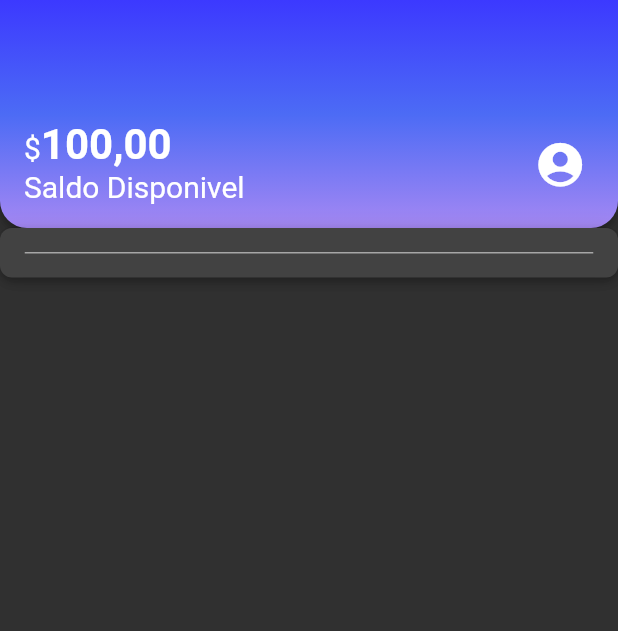
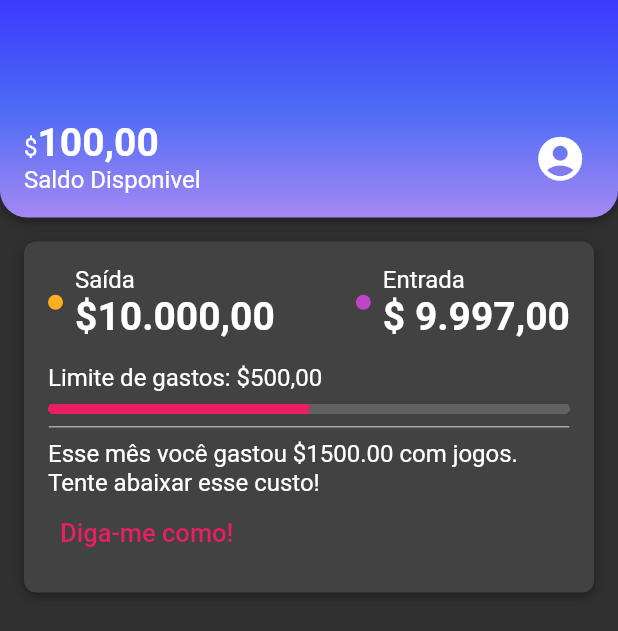
Before and after one commit to bath0ry/mybank_flutter, a Flutter app: the screen it shows after launch, on a phone screen of 412 x 824 dp. Shown: the top 631 px of the screen. Run offline on Flutter 3.47's test engine with Material 2 defaults, Android fonts, the light colour scheme and no system bars.

Commit message:
add content in recent activity widget/customize box card

```diff
--- a/lib/Home/home_page.dart
+++ b/lib/Home/home_page.dart
@@ -1,6 +1,7 @@
 import 'package:alubank_flutter/components/box_home_widget.dart';
 import 'package:alubank_flutter/components/division_widget.dart';
 import 'package:alubank_flutter/components/dot_widget.dart';
+import 'package:alubank_flutter/components/recent_activity_widget.dart';
 import 'package:alubank_flutter/components/view/header_widget.dart';
 import 'package:alubank_flutter/theme/theme_colors.dart';
 import 'package:flutter/material.dart';
@@ -12,13 +13,7 @@ class HomePage extends StatelessWidget {
   Widget build(BuildContext context) {
     return Scaffold(
       body: Column(
-        children: [
-          Header(),
-          BoxHome(
-              boxComponent: Column(
-            children: [DivisionWidget()],
-          ))
-        ],
+        children: [Header(), RecentActivity()],
       ),
     );
   }
--- a/lib/components/box_home_widget.dart
+++ b/lib/components/box_home_widget.dart
@@ -1,7 +1,4 @@
-import 'package:flutter/cupertino.dart';
 import 'package:flutter/material.dart';
-import 'package:flutter/src/widgets/container.dart';
-import 'package:flutter/src/widgets/framework.dart';
 
 class BoxHome extends StatelessWidget {
   final Widget boxComponent; //passando por parametro
@@ -15,7 +12,7 @@ class BoxHome extends StatelessWidget {
           boxShadow: kElevationToShadow[4],
           borderRadius: BorderRadius.circular(8),
           color: Theme.of(context).cardColor),
-      padding: EdgeInsets.all(16),
+      padding: const EdgeInsets.all(16),
     );
   }
 }
--- a/lib/components/division_widget.dart
+++ b/lib/components/division_widget.dart
@@ -1,7 +1,5 @@
 import 'package:alubank_flutter/theme/theme_colors.dart';
 import 'package:flutter/cupertino.dart';
-import 'package:flutter/src/widgets/container.dart';
-import 'package:flutter/src/widgets/framework.dart';
 
 class DivisionWidget extends StatelessWidget {
   const DivisionWidget({super.key});
--- a/lib/components/recent_activity_widget.dart
+++ b/lib/components/recent_activity_widget.dart
@@ -1,5 +1,9 @@
 import 'package:alubank_flutter/components/box_home_widget.dart';
+import 'package:alubank_flutter/components/division_widget.dart';
+import 'package:alubank_flutter/components/dot_widget.dart';
+import 'package:alubank_flutter/theme/theme_colors.dart';
 import 'package:flutter/cupertino.dart';
+import 'package:flutter/material.dart';
 import 'package:flutter/src/widgets/container.dart';
 import 'package:flutter/src/widgets/framework.dart';
 
@@ -8,7 +12,7 @@ class RecentActivity extends StatelessWidget {
 
   @override
   Widget build(BuildContext context) {
-    return Padding(
+    return const Padding(
       padding: EdgeInsets.all(16),
       child: BoxHome(boxComponent: _RecentActivityContent()),
     );
@@ -21,10 +25,82 @@ class _RecentActivityContent extends StatelessWidget {
   @override
   Widget build(BuildContext context) {
     return Column(
+      crossAxisAlignment: CrossAxisAlignment.start,
       children: [
         Row(
-          children: [],
-        )
+          mainAxisAlignment: MainAxisAlignment.spaceBetween,
+          children: [
+            Row(
+              children: [
+                Padding(
+                  padding: const EdgeInsets.only(right: 8),
+                  child: DotWidget(color: ThemeColors.recentActivity['spent']),
+                ),
+                Column(
+                  crossAxisAlignment: CrossAxisAlignment.start,
+                  children: [
+                    Text(
+                      'Saída',
+                      style: Theme.of(context).textTheme.bodyMedium,
+                    ),
+                    Text(
+                      '\$10.000,00',
+                      style: Theme.of(context).textTheme.bodyLarge,
+                    )
+                  ],
+                )
+              ],
+            ),
+            Row(
+              children: [
+                Padding(
+                  padding: const EdgeInsets.only(right: 8),
+                  child: DotWidget(color: ThemeColors.recentActivity['income']),
+                ),
+                Column(
+                  crossAxisAlignment: CrossAxisAlignment.start,
+                  children: [
+                    Text(
+                      'Entrada',
+                      style: Theme.of(context).textTheme.bodyMedium,
+                    ),
+                    Text(
+                      '\$ 9.997,00',
+                      style: Theme.of(context).textTheme.bodyLarge,
+                    )
+                  ],
+                )
+              ],
+            ),
+          ],
+        ),
+        const Padding(
+          padding: EdgeInsets.only(top: 16, bottom: 8),
+          child: Text(
+            'Limite de gastos: \$500,00',
+          ),
+        ),
+        Container(
+          clipBehavior: Clip.hardEdge,
+          decoration: const BoxDecoration(
+              borderRadius: BorderRadius.all(Radius.circular(20))),
+          child: const LinearProgressIndicator(
+            value: 0.5,
+            minHeight: 7,
+          ),
+        ),
+        Padding(
+          padding: const EdgeInsets.only(top: 8, bottom: 8),
+          child: DivisionWidget(),
+        ),
+        Text(
+            'Esse mês você gastou \$1500.00 com jogos. Tente abaixar esse custo!'),
+        TextButton(
+            onPressed: () {},
+            child: Text(
+              'Diga-me como!',
+              style: TextStyle(fontSize: 17),
+            ))
       ],
     );
   }
--- a/lib/components/view/header_widget.dart
+++ b/lib/components/view/header_widget.dart
@@ -1,4 +1,3 @@
-import 'package:alubank_flutter/theme/app_theme.dart';
 import 'package:alubank_flutter/theme/theme_colors.dart';
 
 import 'package:flutter/material.dart';
@@ -31,7 +30,7 @@ class Header extends StatelessWidget {
                       text: '100,00',
                       style: Theme.of(context).textTheme.bodyLarge)
                 ])),
-                Text(
+                const Text(
                   'Saldo Disponivel',
                 ),
               ],
--- a/lib/theme/app_theme.dart
+++ b/lib/theme/app_theme.dart
@@ -6,5 +6,5 @@ ThemeData AppTheme = ThemeData(
     primarySwatch: ThemeColors.primaryColor,
     brightness: Brightness.dark,
     textTheme: TextTheme(
-        bodyMedium: TextStyle(fontSize: 20),
-        bodyLarge: TextStyle(fontSize: 28, fontWeight: FontWeight.bold)));
+        bodyMedium: TextStyle(fontSize: 16),
+        bodyLarge: TextStyle(fontSize: 26, fontWeight: FontWeight.bold)));
```
